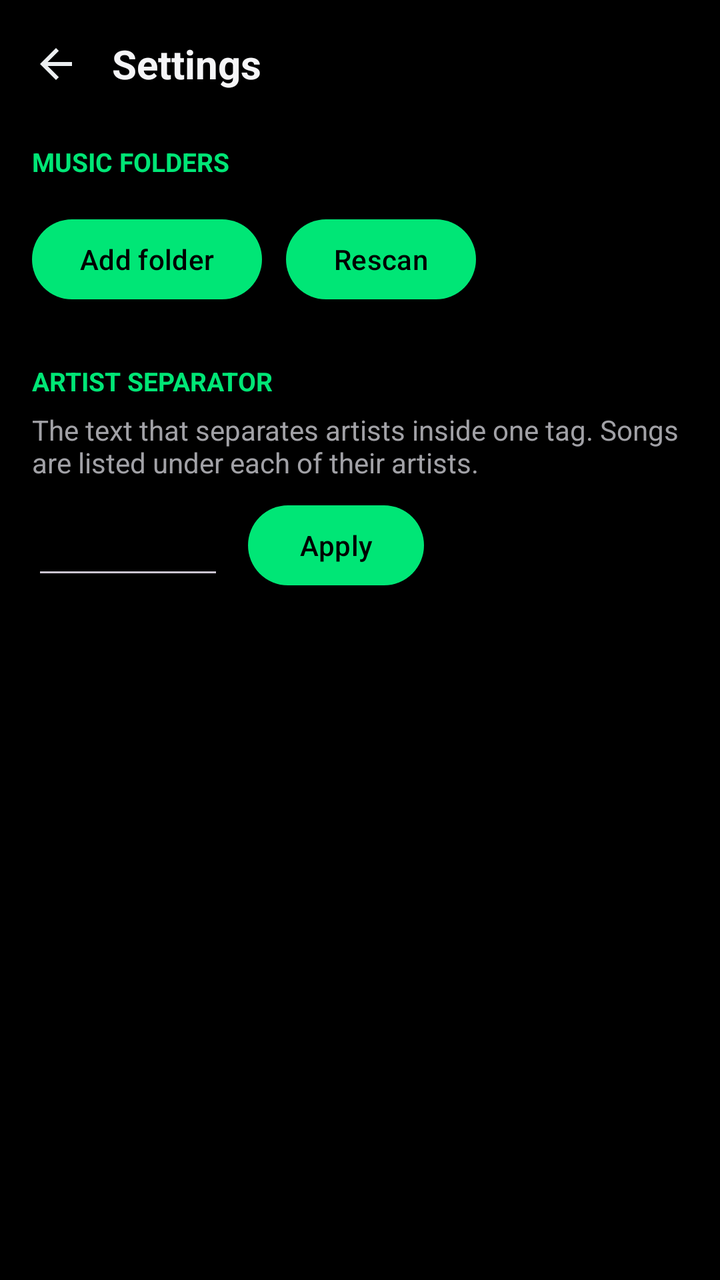
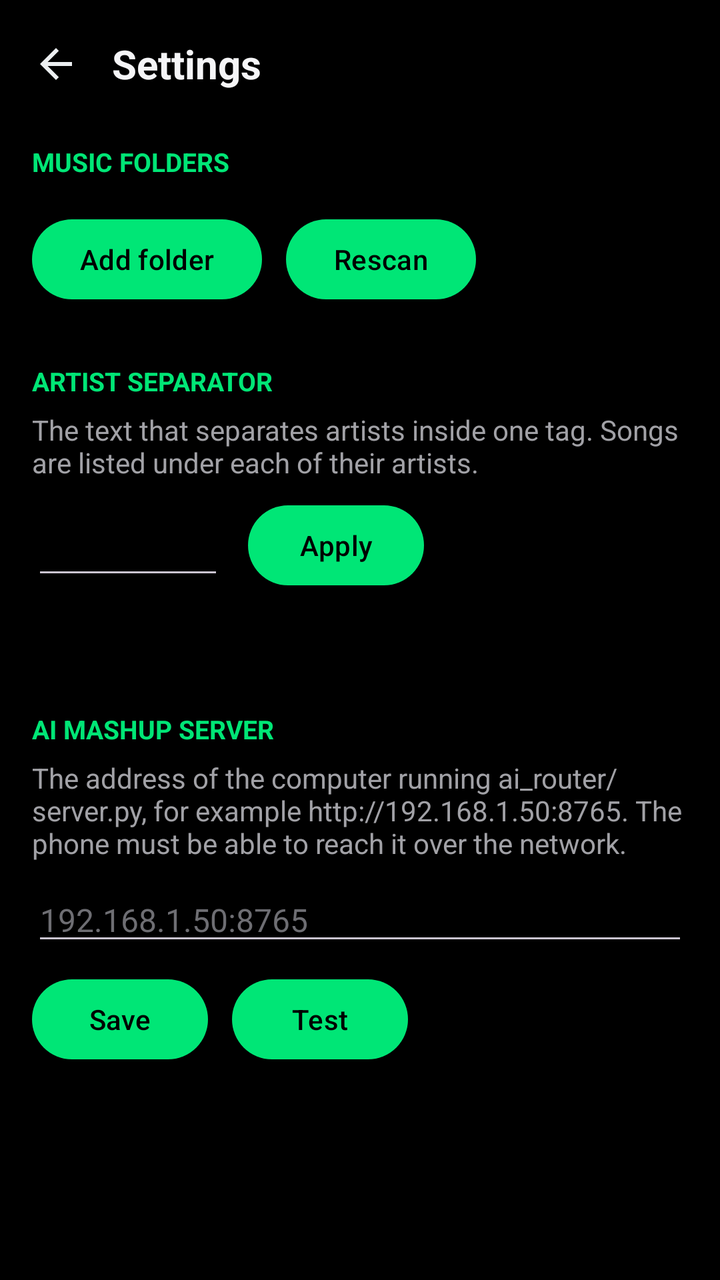

The first picture is an Android layout as it rendered before a commit; the second is the same layout after the commit. The layout source and the unified diff follow.
<!-- AndroidManifest.xml: application theme Theme.Mediaplayer -->
<!-- res/layout/fragment_settings.xml -->
<?xml version="1.0" encoding="utf-8"?>
<ScrollView xmlns:android="http://schemas.android.com/apk/res/android"
    android:layout_width="match_parent"
    android:layout_height="match_parent"
    android:background="@color/background">

    <LinearLayout
        android:layout_width="match_parent"
        android:layout_height="wrap_content"
        android:orientation="vertical"
        android:paddingBottom="24dp">

        <LinearLayout
            android:layout_width="match_parent"
            android:layout_height="64dp"
            android:gravity="center_vertical"
            android:orientation="horizontal">

            <FrameLayout
                android:id="@+id/settingsBack"
                android:layout_width="56dp"
                android:layout_height="56dp"
                android:background="@drawable/player_cell_bg"
                android:clickable="true"
                android:contentDescription="@string/settings_back"
                android:focusable="true">

                <ImageView
                    android:layout_width="24dp"
                    android:layout_height="24dp"
                    android:layout_gravity="center"
                    android:contentDescription="@null"
                    android:src="@drawable/player_ic_back"
                    android:tint="#ECEFF1" />
            </FrameLayout>

            <TextView
                android:layout_width="wrap_content"
                android:layout_height="wrap_content"
                android:text="@string/settings_title"
                android:textColor="@color/text_primary"
                android:textSize="20sp"
                android:textStyle="bold" />
        </LinearLayout>

        <LinearLayout
            android:layout_width="match_parent"
            android:layout_height="wrap_content"
            android:orientation="vertical"
            android:paddingLeft="16dp"
            android:paddingRight="16dp">

            <TextView
                android:layout_width="wrap_content"
                android:layout_height="wrap_content"
                android:layout_marginTop="8dp"
                android:text="@string/settings_folders"
                android:textColor="@color/accent"
                android:textSize="13sp"
                android:textStyle="bold" />

            <LinearLayout
                android:id="@+id/settingsFolders"
                android:layout_width="match_parent"
                android:layout_height="wrap_content"
                android:layout_marginTop="8dp"
                android:orientation="vertical" />

            <LinearLayout
                android:layout_width="match_parent"
                android:layout_height="wrap_content"
                android:layout_marginTop="8dp"
                android:gravity="center_vertical"
                android:orientation="horizontal">

                <Button
                    android:id="@+id/settingsAddFolder"
                    android:layout_width="wrap_content"
                    android:layout_height="wrap_content"
                    android:text="@string/settings_add_folder" />

                <Button
                    android:id="@+id/settingsRescan"
                    android:layout_width="wrap_content"
                    android:layout_height="wrap_content"
                    android:layout_marginLeft="12dp"
                    android:text="@string/settings_rescan" />

                <TextView
                    android:id="@+id/settingsScan"
                    android:layout_width="0dp"
                    android:layout_height="wrap_content"
                    android:layout_marginLeft="12dp"
                    android:layout_weight="1"
                    android:textColor="@color/text_secondary"
                    android:textSize="13sp" />
            </LinearLayout>

            <TextView
                android:layout_width="wrap_content"
                android:layout_height="wrap_content"
                android:layout_marginTop="28dp"
                android:text="@string/settings_separator_title"
                android:textColor="@color/accent"
                android:textSize="13sp"
                android:textStyle="bold" />

            <TextView
                android:layout_width="match_parent"
                android:layout_height="wrap_content"
                android:layout_marginTop="6dp"
                android:text="@string/settings_separator_help"
                android:textColor="@color/text_secondary"
                android:textSize="14sp" />

            <LinearLayout
                android:layout_width="match_parent"
                android:layout_height="wrap_content"
                android:layout_marginTop="8dp"
                android:gravity="center_vertical"
                android:orientation="horizontal">

                <EditText
                    android:id="@+id/settingsSeparator"
                    android:layout_width="96dp"
                    android:layout_height="wrap_content"
                    android:gravity="center"
                    android:importantForAutofill="no"
                    android:inputType="text"
                    android:maxLength="8"
                    android:maxLines="1"
                    android:textColor="@color/text_primary"
                    android:textSize="20sp" />

                <Button
                    android:id="@+id/settingsApply"
                    android:layout_width="wrap_content"
                    android:layout_height="wrap_content"
                    android:layout_marginLeft="12dp"
                    android:text="@string/settings_apply" />
            </LinearLayout>

            <TextView
                android:id="@+id/settingsPreview"
                android:layout_width="match_parent"
                android:layout_height="wrap_content"
                android:layout_marginTop="12dp"
                android:lineSpacingExtra="4dp"
                android:textColor="@color/text_secondary"
                android:textSize="14sp" />
        </LinearLayout>
    </LinearLayout>
</ScrollView>
<!-- resources referenced by this layout -->
<resources>
  <color name="accent">#FF00E676</color>
  <color name="background">#FF000000</color>
  <color name="text_primary">#FFF5F5F7</color>
  <color name="text_secondary">#FFA1A1A6</color>
  <!-- drawable player_cell_bg (drawable) -->
  <?xml version="1.0" encoding="utf-8"?>
  <selector xmlns:android="http://schemas.android.com/apk/res/android"
      android:exitFadeDuration="150">
      <item android:state_pressed="true">
          <shape android:shape="rectangle">
              <corners android:radius="14dp" />
              <solid android:color="#26FFFFFF" />
          </shape>
      </item>
      <item>
          <shape android:shape="rectangle">
              <solid android:color="#00000000" />
          </shape>
      </item>
  </selector>
  <!-- drawable player_ic_back (drawable) -->
  <vector xmlns:android="http://schemas.android.com/apk/res/android"
      android:width="24dp"
      android:height="24dp"
      android:viewportWidth="24"
      android:viewportHeight="24">
      <path
          android:fillColor="#FFFFFFFF"
          android:pathData="M20,11H7.83l5.59,-5.59L12,4l-8,8 8,8 1.41,-1.41L7.83,13H20v-2z" />
  </vector>
  <string name="settings_add_folder">Add folder</string>
  <string name="settings_apply">Apply</string>
  <string name="settings_back">Back</string>
  <string name="settings_folders">MUSIC FOLDERS</string>
  <string name="settings_rescan">Rescan</string>
  <string name="settings_separator_help">The text that separates artists inside one tag. Songs are listed under each of their artists.</string>
  <string name="settings_separator_title">ARTIST SEPARATOR</string>
  <string name="settings_title">Settings</string>
  <style name="Theme.Mediaplayer" parent="Theme.Material3.Dark.NoActionBar">
          <item name="colorPrimary">@color/accent</item>
          <item name="colorOnPrimary">@color/background</item>
          <item name="android:colorBackground">@color/background</item>
          <item name="android:windowBackground">@color/background</item>
          <item name="android:statusBarColor">@color/background</item>
          <item name="android:navigationBarColor">@color/background</item>
      </style>
</resources>

<!-- the commit's change to res/layout/fragment_settings.xml (unified diff, before → after) -->
@@ -148,6 +148,66 @@
                 android:lineSpacingExtra="4dp"
                 android:textColor="@color/text_secondary"
                 android:textSize="14sp" />
+
+            <TextView
+                android:layout_width="wrap_content"
+                android:layout_height="wrap_content"
+                android:layout_marginTop="28dp"
+                android:text="@string/settings_ai_title"
+                android:textColor="@color/accent"
+                android:textSize="13sp"
+                android:textStyle="bold" />
+
+            <TextView
+                android:layout_width="match_parent"
+                android:layout_height="wrap_content"
+                android:layout_marginTop="6dp"
+                android:text="@string/settings_ai_help"
+                android:textColor="@color/text_secondary"
+                android:textSize="14sp" />
+
+            <EditText
+                android:id="@+id/settingsAiServer"
+                android:layout_width="match_parent"
+                android:layout_height="wrap_content"
+                android:layout_marginTop="8dp"
+                android:hint="@string/mashup_server_hint"
+                android:importantForAutofill="no"
+                android:inputType="textUri"
+                android:maxLength="200"
+                android:maxLines="1"
+                android:textColor="@color/text_primary"
+                android:textColorHint="@color/text_muted"
+                android:textSize="16sp" />
+
+            <LinearLayout
+                android:layout_width="match_parent"
+                android:layout_height="wrap_content"
+                android:layout_marginTop="8dp"
+                android:gravity="center_vertical"
+                android:orientation="horizontal">
+
+                <Button
+                    android:id="@+id/settingsAiSave"
+                    android:layout_width="wrap_content"
+                    android:layout_height="wrap_content"
+                    android:text="@string/settings_ai_save" />
+
+                <Button
+                    android:id="@+id/settingsAiTest"
+                    android:layout_width="wrap_content"
+                    android:layout_height="wrap_content"
+                    android:layout_marginLeft="12dp"
+                    android:text="@string/settings_ai_test" />
+            </LinearLayout>
+
+            <TextView
+                android:id="@+id/settingsAiStatus"
+                android:layout_width="match_parent"
+                android:layout_height="wrap_content"
+                android:layout_marginTop="8dp"
+                android:textColor="@color/text_secondary"
+                android:textSize="14sp" />
         </LinearLayout>
     </LinearLayout>
 </ScrollView>
<!-- resource entries referenced after the edit -->
@@ -2,6 +2,7 @@
 <resources>
   <color name="accent">#FF00E676</color>
   <color name="background">#FF000000</color>
+  <color name="text_muted">#FF6E6E73</color>
   <color name="text_primary">#FFF5F5F7</color>
   <color name="text_secondary">#FFA1A1A6</color>
   <!-- drawable player_cell_bg (drawable) -->
@@ -30,7 +31,12 @@
           android:fillColor="#FFFFFFFF"
           android:pathData="M20,11H7.83l5.59,-5.59L12,4l-8,8 8,8 1.41,-1.41L7.83,13H20v-2z" />
   </vector>
+  <string name="mashup_server_hint">192.168.1.50:8765</string>
   <string name="settings_add_folder">Add folder</string>
+  <string name="settings_ai_help">The address of the computer running ai_router/server.py, for example http://192.168.1.50:8765. The phone must be able to reach it over the network.</string>
+  <string name="settings_ai_save">Save</string>
+  <string name="settings_ai_test">Test</string>
+  <string name="settings_ai_title">AI MASHUP SERVER</string>
   <string name="settings_apply">Apply</string>
   <string name="settings_back">Back</string>
   <string name="settings_folders">MUSIC FOLDERS</string>
